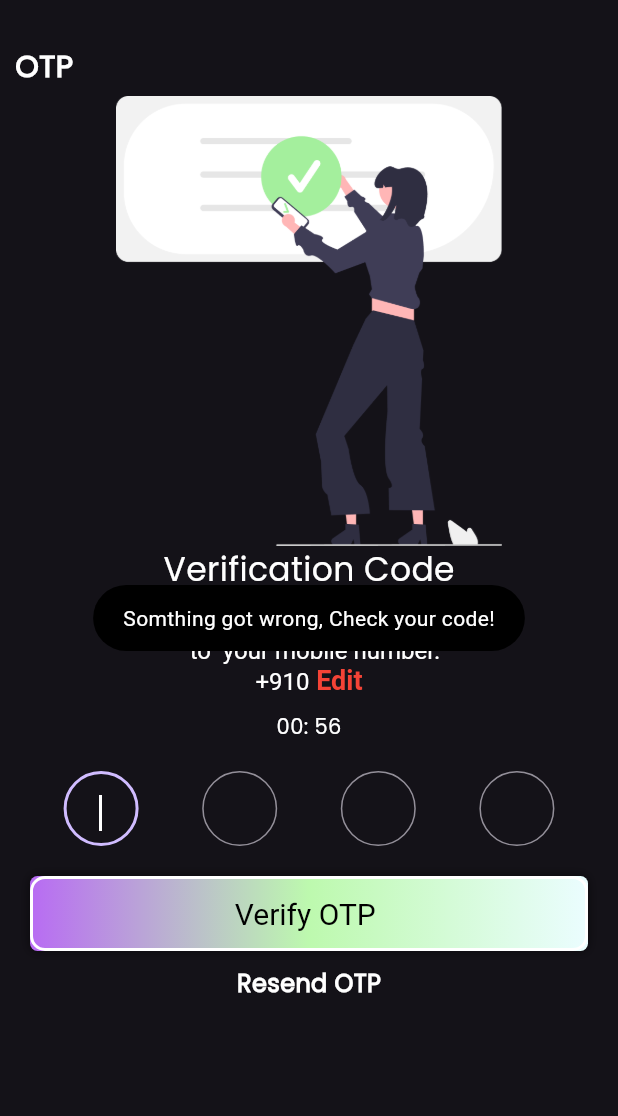
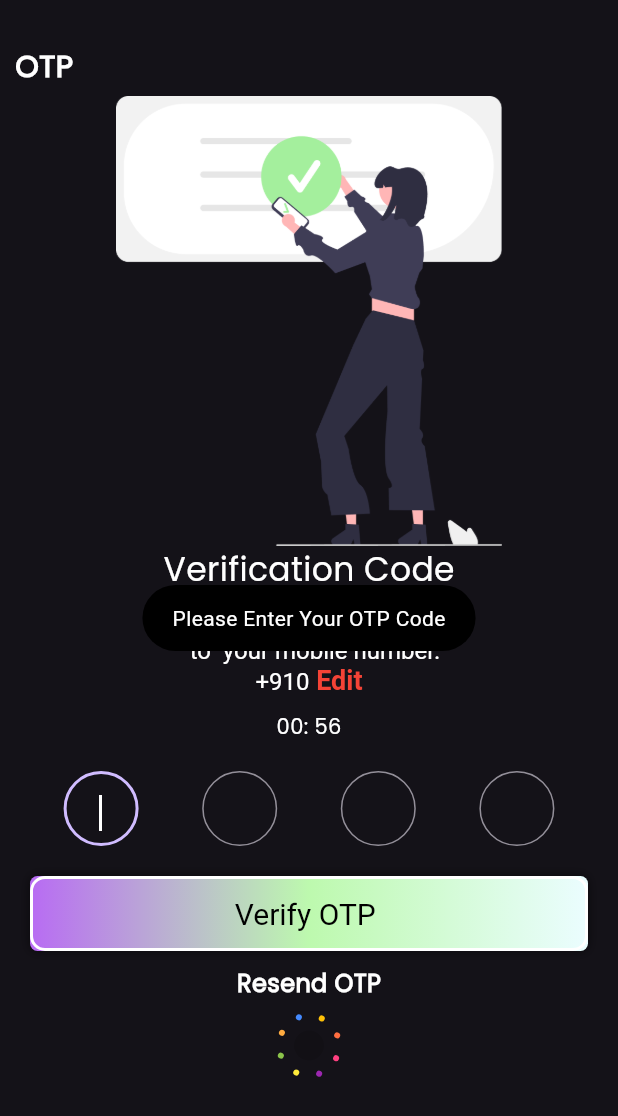
Before and after one commit to coderbaba0/fintech, a Flutter app: the OtpScreen screen opened directly with empty values, after a tap on "Resend OTP", after a tap on "Verify OTP", on a phone screen of 412 x 824 dp. Shown: the top 1116 px of the screen. Run offline on Flutter 3.47's test engine with Material 2 defaults, Android fonts, the light colour scheme and no system bars; our stand-ins replace carousel_slider, dotted_border, fluttertoast, local_auth, lottie, shared_preferences; accounts and stored records are empty; network calls fail.

Commit message:
commit on 25 july

```diff
--- a/lib/main.dart
+++ b/lib/main.dart
@@ -14,7 +14,7 @@ class MyApp extends StatelessWidget {
             builder: (context, ThemeNotifier themeNotifier, child) {
             return MaterialApp(
               debugShowCheckedModeBanner: false,
-              title: 'Intrust Financial Service',
+              title: 'Intrust Financial Services',
               theme: themeNotifier.darkThemes ? darkTheme : lightTheme,
               home: SplashScreen(),
              );
--- a/lib/screen/auth/otpscreen.dart
+++ b/lib/screen/auth/otpscreen.dart
@@ -8,13 +8,12 @@ import 'package:banking/screen/widget/OtpInput.dart';
 import 'package:flutter/gestures.dart';
 import 'package:flutter/material.dart';
 import 'package:fluttertoast/fluttertoast.dart';
-
+import '../widget/custom_loader.dart';
 import '../widget/randomnumbergentrate.dart';
 class OtpScreen extends StatefulWidget {
   const OtpScreen({Key? key, required this.mobile, required this.otp}) : super(key: key);
   final int mobile;
   final int otp;
-
   @override
   State<OtpScreen> createState() => _OtpScreenState();
 }
@@ -23,6 +22,7 @@ class _OtpScreenState extends State<OtpScreen> {
   final TextEditingController _fieldTwo = TextEditingController();
   final TextEditingController _fieldThree = TextEditingController();
   final TextEditingController _fieldFour = TextEditingController();
+  bool isloading =false;
 
   final interval = const Duration(seconds: 1);
   int otp=(RandomDigits.getInteger(4));
@@ -153,7 +153,16 @@ class _OtpScreenState extends State<OtpScreen> {
                       shape: RoundedRectangleBorder(
                           borderRadius: BorderRadius.circular(10))),
                   onPressed: () {
-                    print(widget.otp.toString());
+                    if(_fieldOne.text.isEmpty || _fieldTwo.text.isEmpty || _fieldThree.text.isEmpty || _fieldFour.text.isEmpty){
+                      Fluttertoast.showToast(
+                        msg: 'Please Enter Your OTP Code',
+                        backgroundColor: Colors.black,
+                        toastLength: Toast.LENGTH_LONG,
+                        gravity: ToastGravity.CENTER,
+                      );
+                    }
+                    else{
+
                       if(widget.otp.toString()==_fieldOne.text+_fieldTwo.text+_fieldThree.text+_fieldFour.text)
                       {
                         Fluttertoast.showToast(
@@ -177,6 +186,8 @@ class _OtpScreenState extends State<OtpScreen> {
                           gravity: ToastGravity.CENTER,
                         );
                     }
+
+                    }
                   },
                   child: Text(
                     "Verify OTP ",
@@ -189,15 +200,21 @@ class _OtpScreenState extends State<OtpScreen> {
               ),
               InkWell(
                   onTap: (){
-                    sendotp(otp,widget.mobile);
+                    setState(() {
+                      isloading = true;
+                    });
+                    sendotp(otp,widget.mobile).then((value) => setState(() {
+                      isloading = false;
+                    }));
                     //resend otp code
                   },
                   child: Center(child: Text('Resend OTP',style: TextStyle(fontSize: 16,fontWeight: FontWeight.bold),))),
-
               SizedBox(
-                height:2,
+                height:10,
               ),
 
+              isloading?
+              Container(width:40,height:40,child: ColorLoader3()):Container(),
             ],
           ),
         ),
@@ -211,6 +228,9 @@ class _OtpScreenState extends State<OtpScreen> {
     var data = jsonDecode(response.body.toString());
     // print(data);
     if (response.statusCode == 200) {
+      setState(() {
+        isloading = false;
+      });
       Fluttertoast.showToast(
         msg: 'OTP Sent Successfully!',
         backgroundColor: Colors.black,
@@ -224,8 +244,11 @@ class _OtpScreenState extends State<OtpScreen> {
           ));
       return data;
     } else {
+      setState(() {
+        isloading = false;
+      });
       Fluttertoast.showToast(
-        msg: 'Something gone wrong!',
+        msg: 'Something went wrong!',
         backgroundColor: Colors.black,
         toastLength: Toast.LENGTH_LONG,
         gravity: ToastGravity.CENTER,
--- a/lib/screen/home.dart
+++ b/lib/screen/home.dart
@@ -429,7 +429,7 @@ class _Home_WidgetState extends State<Home_Widget> {
                             children: [
                               CircleAvatar(
                                 radius:26,
-                                backgroundColor:Color(0xFF336B18),
+                                backgroundColor:Color(0xFFB474E5),
                                 child: Icon(Icons.price_change),
                               ),
                               SizedBox(
--- /dev/null
+++ b/lib/screen/widget/custom_loader.dart
@@ -0,0 +1,210 @@
+import "package:flutter/material.dart";
+import 'dart:math';
+
+class ColorLoader3 extends StatefulWidget {
+  final double radius;
+  final double dotRadius;
+
+  ColorLoader3({this.radius = 20.0, this.dotRadius = 4.0});
+
+  @override
+  _ColorLoader3State createState() => _ColorLoader3State();
+}
+class _ColorLoader3State extends State<ColorLoader3>
+    with SingleTickerProviderStateMixin {
+  late Animation<double> animation_rotation;
+  late Animation<double> animation_radius_in;
+  late Animation<double> animation_radius_out;
+  late AnimationController controller;
+  late double radius;
+  late double dotRadius;
+
+  @override
+  void initState() {
+    super.initState();
+
+    radius = widget.radius;
+    dotRadius = widget.dotRadius;
+
+    print(dotRadius);
+
+    controller = AnimationController(
+        lowerBound: 0.0,
+        upperBound: 1.0,
+        duration: const Duration(milliseconds: 3000),
+        vsync: this);
+
+    animation_rotation = Tween(begin: 0.0, end: 1.0).animate(
+      CurvedAnimation(
+        parent: controller,
+        curve: Interval(0.0, 1.0, curve: Curves.linear),
+      ),
+    );
+
+    animation_radius_in = Tween(begin: 1.0, end: 0.0).animate(
+      CurvedAnimation(
+        parent: controller,
+        curve: Interval(0.75, 1.0, curve: Curves.elasticIn),
+      ),
+    );
+
+    animation_radius_out = Tween(begin: 0.0, end: 1.0).animate(
+      CurvedAnimation(
+        parent: controller,
+        curve: Interval(0.0, 0.25, curve: Curves.elasticOut),
+      ),
+    );
+
+    controller.addListener(() {
+      setState(() {
+        if (controller.value >= 0.75 && controller.value <= 1.0)
+          radius = widget.radius * animation_radius_in.value;
+        else if (controller.value >= 0.0 && controller.value <= 0.25)
+          radius = widget.radius * animation_radius_out.value;
+      });
+    });
+
+    controller.addStatusListener((status) {
+      if (status == AnimationStatus.completed) {}
+    });
+
+    controller.repeat();
+  }
+
+  @override
+  Widget build(BuildContext context) {
+    return Container(
+      width: 100.0,
+      height: 100.0,
+      //color: Colors.black12,
+      child: new Center(
+        child: new RotationTransition(
+
+          turns: animation_rotation,
+          child: new Container(
+            //color: Colors.limeAccent,
+            child: new Center(
+              child: Stack(
+                children: <Widget>[
+                  new Transform.translate(
+                    offset: Offset(0.0, 0.0),
+                    child: Dot(
+                      radius: radius,
+                      color: Colors.black12,
+                    ),
+                  ),
+                  new Transform.translate(
+                    child: Dot(
+                      radius: dotRadius,
+                      color: Colors.amber,
+                    ),
+                    offset: Offset(
+                      radius * cos(0.0),
+                      radius * sin(0.0),
+                    ),
+                  ),
+                  new Transform.translate(
+                    child: Dot(
+                      radius: dotRadius,
+                      color: Colors.deepOrangeAccent,
+                    ),
+                    offset: Offset(
+                      radius * cos(0.0 + 1 * pi / 4),
+                      radius * sin(0.0 + 1 * pi / 4),
+                    ),
+                  ),
+                  new Transform.translate(
+                    child: Dot(
+                      radius: dotRadius,
+                      color: Colors.pinkAccent,
+                    ),
+                    offset: Offset(
+                      radius * cos(0.0 + 2 * pi / 4),
+                      radius * sin(0.0 + 2 * pi / 4),
+                    ),
+                  ),
+                  new Transform.translate(
+                    child: Dot(
+                      radius: dotRadius,
+                      color: Colors.purple,
+                    ),
+                    offset: Offset(
+                      radius * cos(0.0 + 3 * pi / 4),
+                      radius * sin(0.0 + 3 * pi / 4),
+                    ),
+                  ),
+                  new Transform.translate(
+                    child: Dot(
+                      radius: dotRadius,
+                      color: Colors.yellow,
+                    ),
+                    offset: Offset(
+                      radius * cos(0.0 + 4 * pi / 4),
+                      radius * sin(0.0 + 4 * pi / 4),
+                    ),
+                  ),
+                  new Transform.translate(
+                    child: Dot(
+                      radius: dotRadius,
+                      color: Colors.lightGreen,
+                    ),
+                    offset: Offset(
+                      radius * cos(0.0 + 5 * pi / 4),
+                      radius * sin(0.0 + 5 * pi / 4),
+                    ),
+                  ),
+                  new Transform.translate(
+                    child: Dot(
+                      radius: dotRadius,
+                      color: Colors.orangeAccent,
+                    ),
+                    offset: Offset(
+                      radius * cos(0.0 + 6 * pi / 4),
+                      radius * sin(0.0 + 6 * pi / 4),
+                    ),
+                  ),
+                  new Transform.translate(
+                    child: Dot(
+                      radius: dotRadius,
+                      color: Colors.blueAccent,
+                    ),
+                    offset: Offset(
+                      radius * cos(0.0 + 7 * pi / 4),
+                      radius * sin(0.0 + 7 * pi / 4),
+                    ),
+                  ),
+                ],
+              ),
+            ),
+          ),
+        ),
+      ),
+    );
+  }
+
+  @override
+  void dispose() {
+
+    controller.dispose();
+    super.dispose();
+  }
+}
+
+class Dot extends StatelessWidget {
+  final double? radius;
+  final Color? color;
+
+  Dot({this.radius, this.color});
+
+  @override
+  Widget build(BuildContext context) {
+    return new Center(
+      child: Container(
+        width: radius,
+        height: radius,
+        decoration: BoxDecoration(color: color, shape: BoxShape.circle),
+
+      ),
+    );
+  }
+}
```
Also changed, not shown: lib/screen/auth/login.dart (+20 -4 lines), lib/screen/auth/signup.dart (+62 -9 lines), lib/screen/referral.dart (+4 -5 lines), 1 other file. Lines whose indentation alone changed are shown as unchanged.
